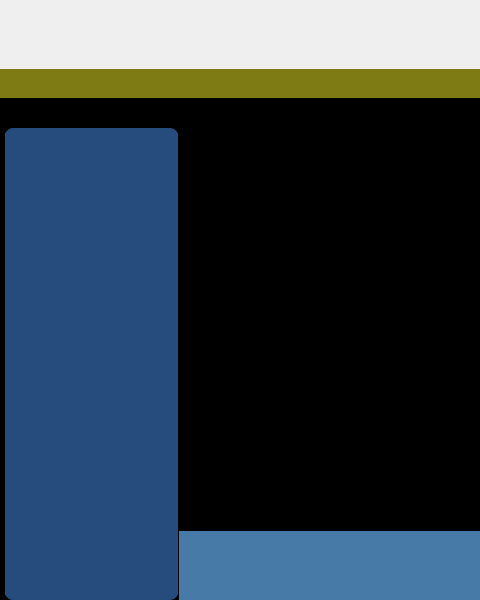
Before: the Qt Designer form ui/mainwindow.ui in 15903016222/Voice, drawn with Qt 5; both pictures show x 0 to 480 and y 0 to 600 of the 800 by 600 pixel window.
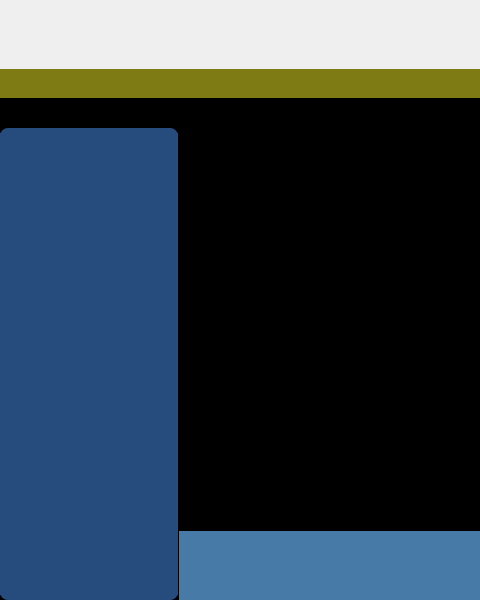
After: the same form once the commit is applied. Icons and pictures are not drawn. Custom widgets are drawn as their Qt base class.

```diff
--- a/ui/mainwindow.ui
+++ b/ui/mainwindow.ui
@@ -134,7 +134,7 @@
             </property>
             <layout class="QGridLayout" name="gridLayout_3">
              <property name="leftMargin">
-              <number>5</number>
+              <number>0</number>
              </property>
              <property name="topMargin">
               <number>30</number>
@@ -158,7 +158,7 @@
 	border-radius:8px;
 }</string>
                </property>
-               <layout class="QVBoxLayout" name="verticalLayout_2" stretch="1,26,1">
+               <layout class="QVBoxLayout" name="verticalLayout_2" stretch="1,18,1">
                 <property name="spacing">
                  <number>0</number>
                 </property>
@@ -279,8 +279,8 @@
                        <rect>
                         <x>0</x>
                         <y>0</y>
-                        <width>173</width>
-                        <height>429</height>
+                        <width>178</width>
+                        <height>416</height>
                        </rect>
                       </property>
                      </widget>
```
